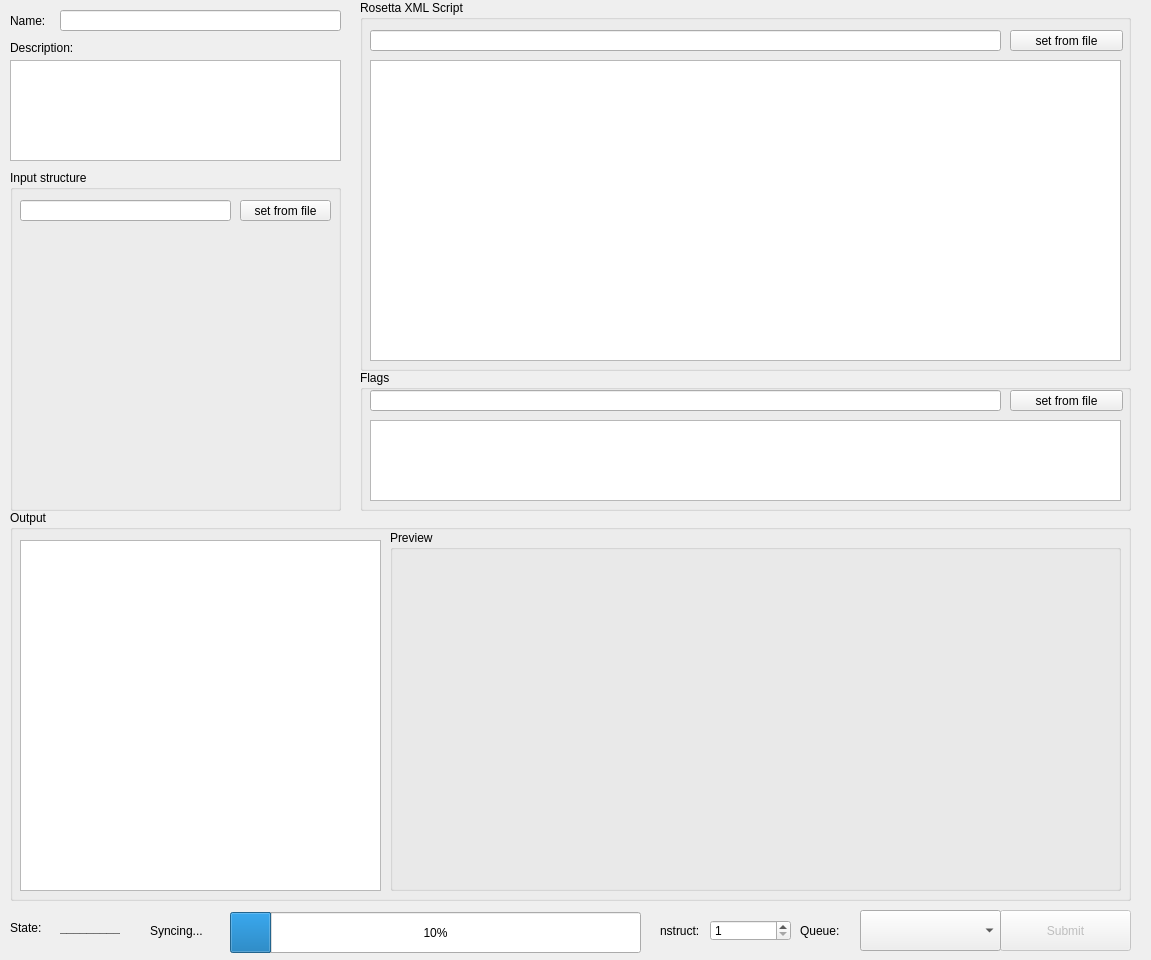
Old version of the form source/src/ui/task/task_view.ui in the repository RosettaCommons/rosetta.
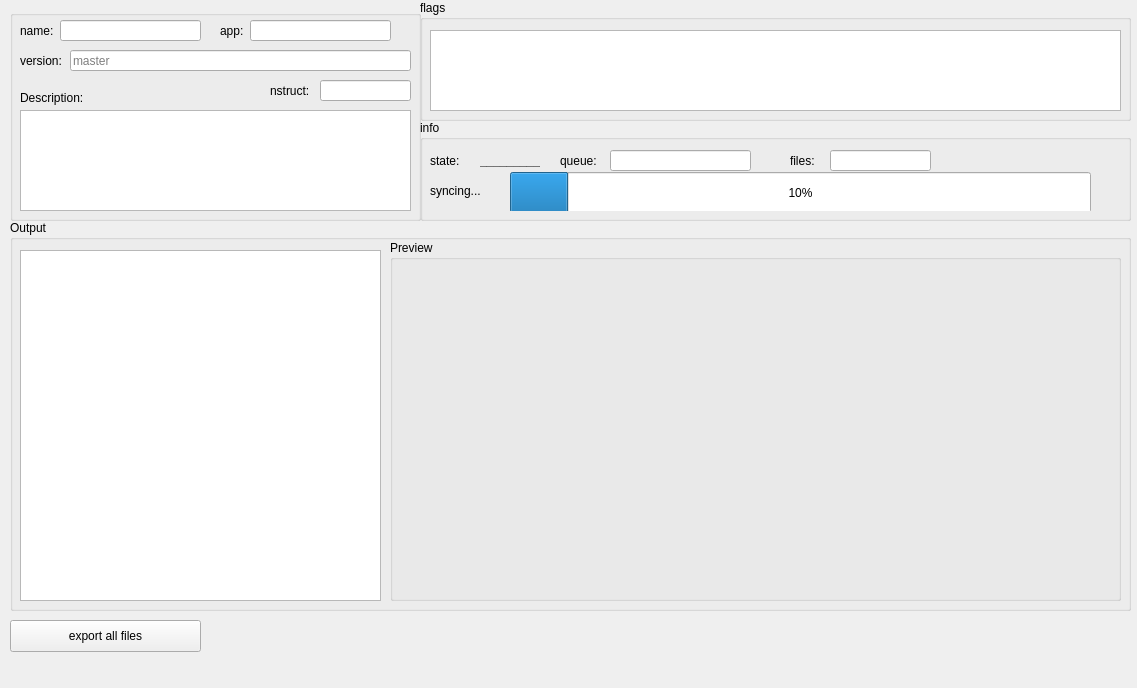
New version of the form. Custom widgets are drawn as their Qt base class.

Commit message:
Merge pull request #2884 from RosettaCommons/ui
merging latest ui changes to master

Old repository SHA1: d6c6aa6aa6e93f07c1bcf28f9f875133a9223c6f

Diff of the .ui file:
```diff
--- a/source/src/ui/task/task_view.ui
+++ b/source/src/ui/task/task_view.ui
@@ -6,44 +6,140 @@
    <rect>
     <x>0</x>
     <y>0</y>
-    <width>1151</width>
-    <height>960</height>
+    <width>1137</width>
+    <height>688</height>
    </rect>
   </property>
   <property name="windowTitle">
    <string>Form</string>
   </property>
-  <widget class="QLabel" name="label">
+  <widget class="QGroupBox" name="groupBox_5">
+   <property name="geometry">
+    <rect>
+     <x>10</x>
+     <y>220</y>
+     <width>1121</width>
+     <height>391</height>
+    </rect>
+   </property>
+   <property name="title">
+    <string>Output</string>
+   </property>
+   <widget class="QListView" name="output">
+    <property name="geometry">
+     <rect>
+      <x>10</x>
+      <y>30</y>
+      <width>361</width>
+      <height>351</height>
+     </rect>
+    </property>
+    <property name="editTriggers">
+     <set>QAbstractItemView::NoEditTriggers</set>
+    </property>
+    <property name="selectionMode">
+     <enum>QAbstractItemView::ExtendedSelection</enum>
+    </property>
+   </widget>
+   <widget class="QGroupBox" name="groupBox_4">
+    <property name="geometry">
+     <rect>
+      <x>380</x>
+      <y>20</y>
+      <width>731</width>
+      <height>361</height>
+     </rect>
+    </property>
+    <property name="title">
+     <string>Preview</string>
+    </property>
+    <widget class="QWidget" name="preview" native="true">
+     <property name="geometry">
+      <rect>
+       <x>0</x>
+       <y>20</y>
+       <width>731</width>
+       <height>341</height>
+      </rect>
+     </property>
+    </widget>
+   </widget>
+  </widget>
+  <widget class="QGroupBox" name="groupBox">
    <property name="geometry">
     <rect>
      <x>10</x>
      <y>10</y>
-     <width>41</width>
-     <height>21</height>
+     <width>411</width>
+     <height>211</height>
     </rect>
    </property>
-   <property name="text">
-    <string>Name:</string>
+   <property name="title">
+    <string/>
    </property>
-  </widget>
   <widget class="QLineEdit" name="name">
+    <property name="enabled">
+     <bool>true</bool>
+    </property>
    <property name="geometry">
     <rect>
-     <x>60</x>
+      <x>50</x>
      <y>10</y>
-     <width>281</width>
+      <width>141</width>
      <height>21</height>
     </rect>
    </property>
    <property name="focusPolicy">
-    <enum>Qt::NoFocus</enum>
-   </property>
-  </widget>
-  <widget class="QLabel" name="label_2">
+     <enum>Qt::StrongFocus</enum>
+    </property>
+    <property name="readOnly">
+     <bool>true</bool>
+    </property>
+   </widget>
+   <widget class="QLabel" name="label_10">
+    <property name="geometry">
+     <rect>
+      <x>10</x>
+      <y>10</y>
+      <width>41</width>
+      <height>21</height>
+     </rect>
+    </property>
+    <property name="text">
+     <string>name:</string>
+    </property>
+   </widget>
+   <widget class="QLabel" name="label_11">
+    <property name="geometry">
+     <rect>
+      <x>210</x>
+      <y>0</y>
+      <width>61</width>
+      <height>41</height>
+     </rect>
+    </property>
+    <property name="text">
+     <string>app:</string>
+    </property>
+   </widget>
+   <widget class="QLabel" name="label_12">
    <property name="geometry">
     <rect>
      <x>10</x>
      <y>40</y>
+      <width>51</width>
+      <height>21</height>
+     </rect>
+    </property>
+    <property name="text">
+     <string>version:</string>
+    </property>
+   </widget>
+   <widget class="QLabel" name="label_13">
+    <property name="geometry">
+     <rect>
+      <x>10</x>
+      <y>80</y>
      <width>81</width>
      <height>16</height>
     </rect>
@@ -56,108 +152,107 @@
    <property name="geometry">
     <rect>
      <x>10</x>
-     <y>60</y>
-     <width>331</width>
+      <y>100</y>
+      <width>391</width>
      <height>101</height>
     </rect>
    </property>
-  </widget>
-  <widget class="QGroupBox" name="groupBox">
-   <property name="geometry">
-    <rect>
-     <x>360</x>
-     <y>0</y>
-     <width>771</width>
-     <height>371</height>
-    </rect>
-   </property>
-   <property name="title">
-    <string>Rosetta XML Script</string>
-   </property>
-   <widget class="QLineEdit" name="script_file_name">
-    <property name="geometry">
-     <rect>
-      <x>10</x>
-      <y>30</y>
-      <width>631</width>
-      <height>21</height>
-     </rect>
-    </property>
-    <property name="focusPolicy">
-     <enum>Qt::NoFocus</enum>
-    </property>
+    <property name="readOnly">
+     <bool>true</bool>
+    </property>
    </widget>
-   <widget class="QPlainTextEdit" name="script">
+   <widget class="QLabel" name="label_14">
     <property name="geometry">
      <rect>
-      <x>10</x>
+      <x>260</x>
       <y>60</y>
-      <width>751</width>
-      <height>301</height>
+      <width>51</width>
+      <height>41</height>
      </rect>
     </property>
+    <property name="text">
+     <string>nstruct:</string>
+    </property>
+   </widget>
+   <widget class="QLineEdit" name="version">
+    <property name="enabled">
+     <bool>true</bool>
+    </property>
+    <property name="geometry">
+     <rect>
+      <x>60</x>
+      <y>40</y>
+      <width>341</width>
+      <height>21</height>
+     </rect>
+    </property>
+    <property name="text">
+     <string/>
+    </property>
     <property name="readOnly">
      <bool>true</bool>
     </property>
+    <property name="placeholderText">
+     <string>master</string>
+    </property>
    </widget>
-   <widget class="QPushButton" name="script_set_from_file">
+   <widget class="QLineEdit" name="app">
+    <property name="enabled">
+     <bool>true</bool>
+    </property>
     <property name="geometry">
      <rect>
-      <x>650</x>
-      <y>30</y>
-      <width>113</width>
+      <x>240</x>
+      <y>10</y>
+      <width>141</width>
       <height>21</height>
      </rect>
     </property>
-    <property name="text">
-     <string>set from file</string>
+    <property name="focusPolicy">
+     <enum>Qt::StrongFocus</enum>
+    </property>
+    <property name="readOnly">
+     <bool>true</bool>
+    </property>
+   </widget>
+   <widget class="QLineEdit" name="nstruct">
+    <property name="enabled">
+     <bool>true</bool>
+    </property>
+    <property name="geometry">
+     <rect>
+      <x>310</x>
+      <y>70</y>
+      <width>91</width>
+      <height>21</height>
+     </rect>
+    </property>
+    <property name="focusPolicy">
+     <enum>Qt::StrongFocus</enum>
+    </property>
+    <property name="readOnly">
+     <bool>true</bool>
     </property>
    </widget>
   </widget>
   <widget class="QGroupBox" name="groupBox_2">
    <property name="geometry">
     <rect>
-     <x>360</x>
-     <y>370</y>
-     <width>771</width>
-     <height>141</height>
+     <x>420</x>
+     <y>0</y>
+     <width>711</width>
+     <height>121</height>
     </rect>
    </property>
    <property name="title">
-    <string>Flags</string>
+    <string>flags</string>
    </property>
-   <widget class="QLineEdit" name="flags_file_name">
-    <property name="geometry">
-     <rect>
-      <x>10</x>
-      <y>20</y>
-      <width>631</width>
-      <height>21</height>
-     </rect>
-    </property>
-    <property name="focusPolicy">
-     <enum>Qt::NoFocus</enum>
-    </property>
-   </widget>
-   <widget class="QPushButton" name="flags_set_from_file">
-    <property name="geometry">
-     <rect>
-      <x>650</x>
-      <y>20</y>
-      <width>113</width>
-      <height>21</height>
-     </rect>
-    </property>
-    <property name="text">
-     <string>set from file</string>
-    </property>
-   </widget>
    <widget class="QPlainTextEdit" name="flags">
     <property name="geometry">
      <rect>
       <x>10</x>
-      <y>50</y>
-      <width>751</width>
+      <y>30</y>
+      <width>691</width>
       <height>81</height>
      </rect>
     </property>
@@ -169,72 +264,35 @@
   <widget class="QGroupBox" name="groupBox_3">
    <property name="geometry">
     <rect>
-     <x>10</x>
-     <y>170</y>
-     <width>331</width>
-     <height>341</height>
+     <x>420</x>
+     <y>120</y>
+     <width>711</width>
+     <height>101</height>
     </rect>
    </property>
    <property name="title">
-    <string>Input structure</string>
+    <string>info</string>
    </property>
-   <widget class="QLineEdit" name="input_file_name">
-    <property name="geometry">
-     <rect>
-      <x>10</x>
-      <y>30</y>
-      <width>211</width>
-      <height>21</height>
-     </rect>
-    </property>
-    <property name="focusPolicy">
-     <enum>Qt::NoFocus</enum>
-    </property>
-   </widget>
-   <widget class="QPushButton" name="input_set_from_file">
-    <property name="geometry">
-     <rect>
-      <x>230</x>
-      <y>30</y>
-      <width>91</width>
-      <height>21</height>
-     </rect>
-    </property>
-    <property name="text">
-     <string>set from file</string>
-    </property>
-   </widget>
-   <widget class="ui::ui_core::pose_draw::SimplePoseDrawOpenGLWidget" name="input_preview" native="true">
-    <property name="geometry">
-     <rect>
-      <x>9</x>
-      <y>59</y>
-      <width>311</width>
-      <height>271</height>
-     </rect>
-    </property>
-   </widget>
-  </widget>
   <widget class="QLabel" name="label_5">
    <property name="geometry">
     <rect>
      <x>10</x>
-     <y>920</y>
+      <y>30</y>
      <width>41</width>
-     <height>16</height>
+      <height>21</height>
     </rect>
    </property>
    <property name="text">
-    <string>State:</string>
+     <string>state:</string>
    </property>
   </widget>
   <widget class="QLabel" name="state">
    <property name="geometry">
     <rect>
      <x>60</x>
-     <y>920</y>
+      <y>30</y>
      <width>60</width>
-     <height>16</height>
+      <height>21</height>
     </rect>
    </property>
    <property name="font">
@@ -247,37 +305,85 @@
     <string>__________</string>
    </property>
   </widget>
-  <widget class="QPushButton" name="submit">
+   <widget class="QLineEdit" name="queue">
    <property name="enabled">
-    <bool>false</bool>
+     <bool>true</bool>
    </property>
    <property name="geometry">
     <rect>
-     <x>1000</x>
-     <y>910</y>
-     <width>131</width>
-     <height>41</height>
-    </rect>
-   </property>
+      <x>190</x>
+      <y>30</y>
+      <width>141</width>
+      <height>21</height>
+     </rect>
+    </property>
+    <property name="focusPolicy">
+     <enum>Qt::StrongFocus</enum>
+    </property>
+    <property name="readOnly">
+     <bool>true</bool>
+    </property>
+   </widget>
+   <widget class="QLabel" name="label_6">
+    <property name="geometry">
+     <rect>
+      <x>140</x>
+      <y>30</y>
+      <width>41</width>
+      <height>21</height>
+     </rect>
+    </property>
    <property name="text">
-    <string>Submit</string>
+     <string>queue:</string>
+    </property>
+   </widget>
+   <widget class="QLabel" name="label_7">
+    <property name="geometry">
+     <rect>
+      <x>370</x>
+      <y>30</y>
+      <width>41</width>
+      <height>21</height>
+     </rect>
+    </property>
+    <property name="text">
+     <string>files:</string>
+    </property>
+   </widget>
+   <widget class="QLineEdit" name="files_count">
+    <property name="enabled">
+     <bool>true</bool>
+    </property>
+    <property name="geometry">
+     <rect>
+      <x>410</x>
+      <y>30</y>
+      <width>101</width>
+      <height>21</height>
+     </rect>
+    </property>
+    <property name="focusPolicy">
+     <enum>Qt::StrongFocus</enum>
+    </property>
+    <property name="readOnly">
+     <bool>true</bool>
    </property>
   </widget>
   <widget class="QWidget" name="syncing" native="true">
    <property name="geometry">
     <rect>
-     <x>150</x>
-     <y>900</y>
-     <width>501</width>
-     <height>61</height>
+      <x>10</x>
+      <y>50</y>
+      <width>671</width>
+      <height>41</height>
     </rect>
    </property>
    <widget class="QProgressBar" name="syncing_progress">
     <property name="geometry">
      <rect>
       <x>80</x>
-      <y>12</y>
-      <width>411</width>
+       <y>2</y>
+       <width>581</width>
       <height>41</height>
      </rect>
     </property>
@@ -289,133 +395,31 @@
     <property name="geometry">
      <rect>
       <x>0</x>
-      <y>20</y>
+       <y>10</y>
       <width>71</width>
       <height>21</height>
      </rect>
     </property>
     <property name="text">
-     <string>Syncing...</string>
+      <string>syncing...</string>
     </property>
    </widget>
   </widget>
-  <widget class="QGroupBox" name="groupBox_5">
+  </widget>
+  <widget class="QPushButton" name="export_all_files">
    <property name="geometry">
     <rect>
      <x>10</x>
-     <y>510</y>
-     <width>1121</width>
-     <height>391</height>
+     <y>620</y>
+     <width>191</width>
+     <height>32</height>
     </rect>
    </property>
-   <property name="title">
-    <string>Output</string>
-   </property>
-   <widget class="QListView" name="output">
-    <property name="geometry">
-     <rect>
-      <x>10</x>
-      <y>30</y>
-      <width>361</width>
-      <height>351</height>
-     </rect>
-    </property>
-    <property name="editTriggers">
-     <set>QAbstractItemView::NoEditTriggers</set>
-    </property>
-    <property name="selectionMode">
-     <enum>QAbstractItemView::ExtendedSelection</enum>
-    </property>
-   </widget>
-   <widget class="QGroupBox" name="groupBox_4">
-    <property name="geometry">
-     <rect>
-      <x>380</x>
-      <y>20</y>
-      <width>731</width>
-      <height>361</height>
-     </rect>
-    </property>
-    <property name="title">
-     <string>Preview</string>
-    </property>
-    <widget class="QWidget" name="preview" native="true">
-     <property name="geometry">
-      <rect>
-       <x>0</x>
-       <y>20</y>
-       <width>731</width>
-       <height>341</height>
-      </rect>
-     </property>
-    </widget>
-   </widget>
-  </widget>
-  <widget class="QLabel" name="label_4">
-   <property name="geometry">
-    <rect>
-     <x>800</x>
-     <y>910</y>
-     <width>61</width>
-     <height>41</height>
-    </rect>
-   </property>
    <property name="text">
-    <string>Queue:</string>
+    <string>export all files</string>
    </property>
   </widget>
-  <widget class="QComboBox" name="queue">
-   <property name="geometry">
-    <rect>
-     <x>860</x>
-     <y>910</y>
-     <width>141</width>
-     <height>41</height>
-    </rect>
-   </property>
-  </widget>
-  <widget class="QSpinBox" name="nstruct">
-   <property name="geometry">
-    <rect>
-     <x>710</x>
-     <y>920</y>
-     <width>81</width>
-     <height>21</height>
-    </rect>
-   </property>
-   <property name="minimum">
-    <number>1</number>
-   </property>
-   <property name="maximum">
-    <number>9999</number>
-   </property>
-  </widget>
-  <widget class="QLabel" name="label_6">
-   <property name="geometry">
-    <rect>
-     <x>660</x>
-     <y>910</y>
-     <width>51</width>
-     <height>41</height>
-    </rect>
-   </property>
-   <property name="text">
-    <string>nstruct:</string>
-   </property>
-  </widget>
- </widget>
- <customwidgets>
-  <customwidget>
-   <class>ui::ui_core::pose_draw::SimplePoseDrawOpenGLWidget</class>
-   <extends>QWidget</extends>
-   <header location="global">ui/ui_core/pose_draw/SimplePoseDrawOpenGLWidget.h</header>
-   <container>1</container>
-  </customwidget>
- </customwidgets>
- <tabstops>
-  <tabstop>description</tabstop>
-  <tabstop>name</tabstop>
- </tabstops>
+ </widget>
  <resources/>
  <connections/>
 </ui>
```
Lines whose indentation alone changed are shown as unchanged. The commit also changes 38 other files.
